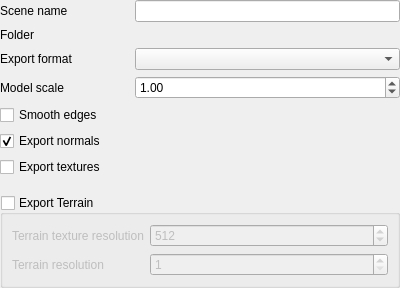
qgis/QGIS, file src/ui/3d/map3dexportwidget.ui: the form before one commit.
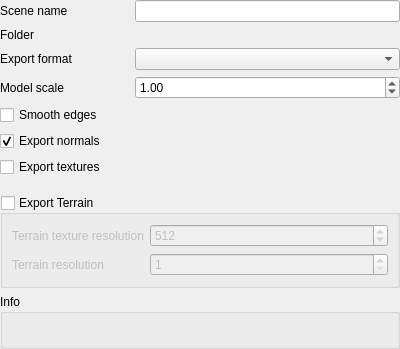
The form after the commit. Custom widgets are drawn as their Qt base class.

Commit message: qgs3dmapexportwidget: Add info message regarding stl export

```diff
--- a/src/ui/3d/map3dexportwidget.ui
+++ b/src/ui/3d/map3dexportwidget.ui
@@ -59,7 +59,7 @@
      <item row="1" column="1" colspan="2">
       <widget class="QgsFileWidget" name="selectFolderWidget" native="true"/>
      </item>
-     <item row="9" column="0">
+     <item row="10" column="0">
       <spacer name="verticalSpacer">
        <property name="orientation">
         <enum>Qt::Vertical</enum>
@@ -186,6 +186,25 @@
        </layout>
       </widget>
      </item>
+     <item row="9" column="0" colspan="3">
+      <widget class="QgsCollapsibleGroupBox" name="infosGroupBox">
+       <property name="title">
+        <string>Info</string>
+       </property>
+       <layout class="QVBoxLayout" name="verticalLayout">
+        <item>
+         <widget class="QLabel" name="mInfosLabel">
+          <property name="text">
+           <string/>
+          </property>
+          <property name="wordWrap">
+           <bool>true</bool>
+          </property>
+         </widget>
+        </item>
+       </layout>
+      </widget>
+     </item>
     </layout>
    </item>
   </layout>
@@ -207,6 +226,12 @@
    <extends>QSpinBox</extends>
    <header>qgsspinbox.h</header>
   </customwidget>
+  <customwidget>
+   <class>QgsCollapsibleGroupBox</class>
+   <extends>QGroupBox</extends>
+   <header>qgscollapsiblegroupbox.h</header>
+   <container>1</container>
+  </customwidget>
  </customwidgets>
  <tabstops>
   <tabstop>sceneNameLineEdit</tabstop>
```
The commit also changes 1 other file.
